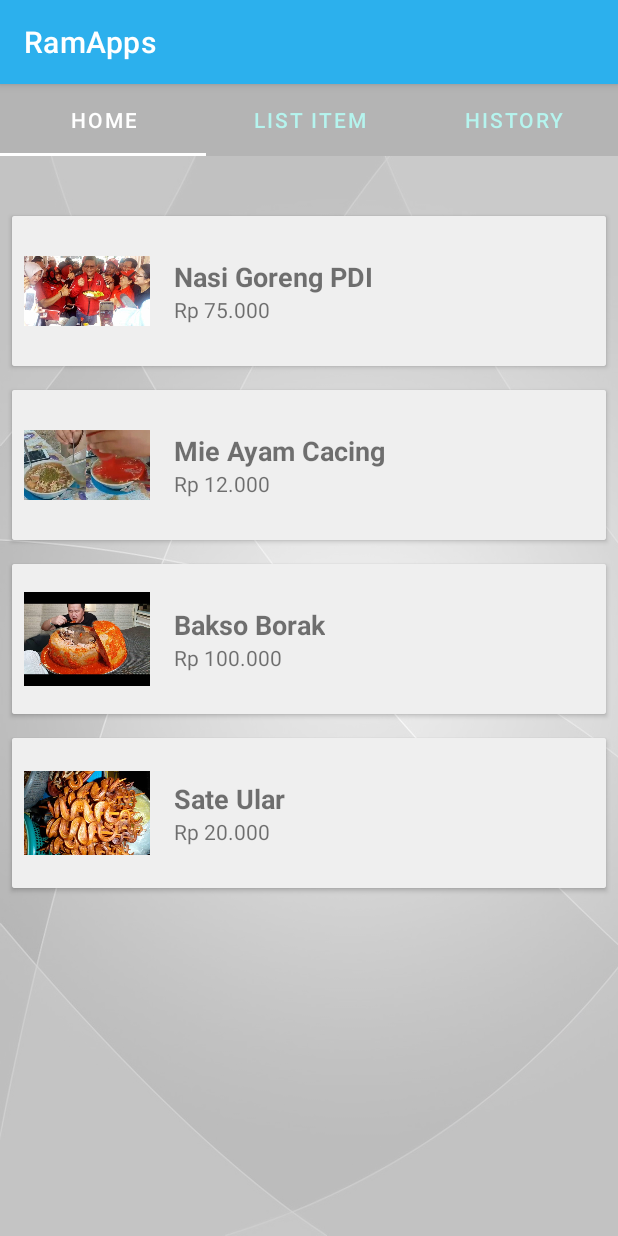
After one commit to ramadhannezz/AplikasiOrderMakanan, an Android app: the FragmentOne screen opened directly, with no data from a screen before it, on a phone screen of 412 x 824 dp. The commit adds this screen. Run offline under Robolectric (Android 15) with nearby library versions, the phone set to English and light mode, and no system bars.

Commit message:
Update Feature : - Menambahkan menu TabViewActivity pada halaman home   > Java : Class FragmentOne, Two, Three, Adapter, dan TabViewActivity   > XML : activity_home.xml, activity_home2.xml, activity_home3.xml, activity_tabview.xml

```diff
--- a/app/src/main/java/com/rama/myapplication2/HomeActivity.java
+++ b/app/src/main/java/com/rama/myapplication2/HomeActivity.java
@@ -1,6 +1,5 @@
 package com.rama.myapplication2;
 
-import android.annotation.SuppressLint;
 import android.os.Bundle;
 
 import androidx.appcompat.app.AppCompatActivity;
@@ -19,7 +18,6 @@ public class HomeActivity extends AppCompatActivity {
     private RecyclerView recyclerView;
     private FoodAdapter foodAdapter;
 
-    @SuppressLint("MissingInflatedId")
     @Override
     protected void onCreate(Bundle savedInstanceState) {
         super.onCreate(savedInstanceState);
--- /dev/null
+++ b/app/src/main/java/com/rama/myapplication2/TabViewActivity.java
@@ -0,0 +1,74 @@
+package com.rama.myapplication2;
+
+import android.os.Bundle;
+
+import androidx.appcompat.app.AppCompatActivity;
+import androidx.recyclerview.widget.LinearLayoutManager;
+import androidx.recyclerview.widget.RecyclerView;
+import androidx.viewpager2.widget.ViewPager2;
+
+import com.google.android.material.tabs.TabLayout;
+import com.google.android.material.tabs.TabLayoutMediator;
+import com.rama.myapplication2.model_home.Food;
+import com.rama.myapplication2.model_home.FoodAdapter;
+import com.rama.myapplication2.model_tabview.MyAdapter;
+
+import java.util.ArrayList;
+import java.util.List;
+
+public class TabViewActivity extends AppCompatActivity {
+
+    private TabLayout tabLayout;
+    private ViewPager2 viewPager;
+
+    private List<Food> foods;
+    private RecyclerView recyclerView;
+    private FoodAdapter foodAdapter;
+
+    @Override
+    protected void onCreate(Bundle savedInstanceState) {
+        super.onCreate(savedInstanceState);
+        setContentView(R.layout.activity_tabview);
+
+        tabLayout = findViewById(R.id.tabLayout);
+        viewPager = findViewById(R.id.viewPager);
+
+        RecyclerView recyclerView = findViewById(R.id.recyclerview);
+
+        recyclerView = findViewById(R.id.recyclerview);
+        recyclerView.setLayoutManager(new LinearLayoutManager(this));
+
+        foods = new ArrayList<>();
+        foods.add(new Food("Nasi Goreng PDI", "Rp 75.000", R.drawable.nasgorpdi));
+        foods.add(new Food("Mie Ayam Cacing", "Rp 12.000", R.drawable.mieayamtumpah));
+        foods.add(new Food("Bakso Borak", "Rp 100.000", R.drawable.baksokepala));
+        foods.add(new Food("Sate Ular", "Rp 20.000", R.drawable.sateular));
+
+        foodAdapter = new FoodAdapter(foods);
+        recyclerView.setAdapter(foodAdapter);
+
+        // Set adapter untuk ViewPager2
+        viewPager.setAdapter(new MyAdapter(this));
+
+        // Set TabLayoutMediator untuk menghubungkan TabLayout dengan ViewPager2
+        TabLayoutMediator tabLayoutMediator = new TabLayoutMediator(tabLayout, viewPager,
+                (tab, position) -> {
+                    switch (position) {
+                        case 0:
+                            tab.setText("Home");
+                            break;
+                        case 1:
+                            tab.setText("List Item");
+                            break;
+                        case 2:
+                            tab.setText("History");
+                            break;
+                    }
+                }
+        );
+        tabLayoutMediator.attach();
+
+
+
+    }
+}
--- /dev/null
+++ b/app/src/main/java/com/rama/myapplication2/model_tabview/FragmentOne.java
@@ -0,0 +1,22 @@
+package com.rama.myapplication2.model_tabview;
+
+import android.os.Bundle;
+import android.view.LayoutInflater;
+import android.view.View;
+import android.view.ViewGroup;
+
+import androidx.annotation.NonNull;
+import androidx.annotation.Nullable;
+import androidx.fragment.app.Fragment;
+
+import com.rama.myapplication2.R;
+
+
+public class FragmentOne extends Fragment {
+    @Nullable
+    @Override
+    public View onCreateView(@NonNull LayoutInflater inflater, @Nullable ViewGroup container, @Nullable Bundle savedInstanceState) {
+        View view = inflater.inflate(R.layout.activity_home, container, false);
+        return view;
+    }
+}
--- /dev/null
+++ b/app/src/main/java/com/rama/myapplication2/model_tabview/MyAdapter.java
@@ -0,0 +1,34 @@
+package com.rama.myapplication2.model_tabview;
+
+import androidx.annotation.NonNull;
+import androidx.fragment.app.Fragment;
+import androidx.fragment.app.FragmentActivity;
+import androidx.viewpager2.adapter.FragmentStateAdapter;
+
+public class MyAdapter extends FragmentStateAdapter {
+
+    public MyAdapter(@NonNull FragmentActivity fragmentActivity) {
+        super(fragmentActivity);
+    }
+
+    @NonNull
+    @Override
+    public Fragment createFragment(int position) {
+        switch (position) {
+            case 0:
+                return new FragmentOne();
+            case 1:
+                return new FragmentTwo();
+            case 2:
+                return new FragmentThree();
+            default:
+                return new FragmentOne();
+        }
+    }
+
+    @Override
+    public int getItemCount() {
+        return 3;
+    }
+
+}
--- /dev/null
+++ b/app/src/main/res/layout/activity_tabview.xml
@@ -0,0 +1,41 @@
+<?xml version="1.0" encoding="utf-8"?>
+<RelativeLayout xmlns:android="http://schemas.android.com/apk/res/android"
+    xmlns:app="http://schemas.android.com/apk/res-auto"
+    android:layout_width="match_parent"
+    android:layout_height="match_parent"
+    xmlns:tools="http://schemas.android.com/tools"
+    tools:context=".TabViewActivity"
+    android:background="@drawable/bglogin">
+
+    <com.google.android.material.tabs.TabLayout
+        android:id="@+id/tabLayout"
+        android:layout_width="match_parent"
+        android:layout_height="wrap_content"
+        android:theme="@style/ThemeOverlay.MaterialComponents.ActionBar"
+        app:tabBackground="@color/black"
+        app:tabGravity="fill"
+        app:tabIndicatorColor="@android:color/white"
+        app:tabMode="fixed"
+        app:tabSelectedTextColor="@android:color/white"
+        app:tabTextColor="@color/teal_200"
+        tools:ignore="SpeakableTextPresentCheck" />
+
+<androidx.viewpager2.widget.ViewPager2
+    android:id="@+id/viewPager"
+    android:layout_width="match_parent"
+    android:layout_height="match_parent"
+    android:layout_below="@id/tabLayout" />
+
+    <View
+        android:layout_width="match_parent"
+        android:layout_height="match_parent"
+        android:background="#B4FFFFFF"/>
+
+    <androidx.recyclerview.widget.RecyclerView
+        android:id="@+id/recyclerview"
+        android:layout_width="match_parent"
+        android:layout_marginTop="80dp"
+        android:layout_height="match_parent"
+        app:layoutManager="GridLayoutManager"/>
+
+</RelativeLayout>
```
Also changed, not shown: app/src/main/AndroidManifest.xml (+39 -20 lines), app/src/main/java/com/rama/myapplication2/LoginSuccessActivity.java (+9 -8 lines), app/src/main/java/com/rama/myapplication2/MainActivity.java (+8 -21 lines), app/src/main/java/com/rama/myapplication2/model_tabview/FragmentThree.java (added, +20 -0 lines), app/src/main/java/com/rama/myapplication2/model_tabview/FragmentTwo.java (added, +22 -0 lines), app/src/main/res/layout/activity_home.xml (+5 -5 lines), app/src/main/res/layout/activity_home2.xml (added, +13 -0 lines), app/src/main/res/layout/activity_home3.xml (added, +13 -0 lines), app/src/main/res/layout/activity_loginsuccess.xml (+4 -5 lines).
